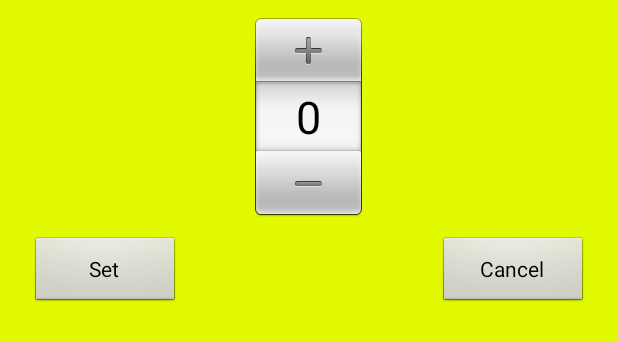
After one commit to Vilagra/MyGame, an Android app: the layout level_picker.xml on its own in the app's theme, with its tools: preview values and no code run, on a phone screen of 412 x 824 dp. The commit adds this screen. Shown: the top 341 px of the screen. Run offline under Robolectric (Android 15) with nearby library versions, the phone set to English and light mode, and no system bars.

Commit message:
added pick of level

```diff
--- a/app/src/main/java/course/labs/graphicslab/LogicOfGame.java
+++ b/app/src/main/java/course/labs/graphicslab/LogicOfGame.java
@@ -24,7 +24,6 @@ public class LogicOfGame {
     public void resetForNewGame(){
         resetForNextLevel();
         currentLevel=1;
-        speed=0;
     }
 
     public void resetForNextLevel(){
@@ -34,7 +33,10 @@ public class LogicOfGame {
     }
     public void increaseLevel(){
         currentLevel++;
-        speed+=50;
+    }
+
+    public int getSpeed() {
+        return (currentLevel-1)*50;
     }
 
     public void increaseScore(int i){
--- /dev/null
+++ b/app/src/main/res/layout/level_picker.xml
@@ -0,0 +1,35 @@
+<RelativeLayout xmlns:android="http://schemas.android.com/apk/res/android"
+    android:layout_width="fill_parent"
+    android:layout_height="fill_parent"
+    android:background="@color/yellow">
+
+    <NumberPicker
+        android:id="@+id/numberPicker1"
+        android:layout_width="wrap_content"
+        android:layout_height="wrap_content"
+        android:layout_alignParentTop="true"
+        android:layout_centerHorizontal="true"
+        android:layout_marginTop="10dp" />
+    <Button
+        android:id="@+id/button2"
+        android:layout_width="100dp"
+        android:layout_height="wrap_content"
+        android:layout_below="@+id/numberPicker1"
+        android:layout_marginRight="20dp"
+        android:layout_marginTop="12dp"
+        android:layout_marginBottom="12dp"
+        android:layout_alignParentRight="true"
+        android:text="Cancel" />
+
+    <Button
+        android:id="@+id/button1"
+        android:layout_width="100dp"
+        android:layout_height="wrap_content"
+        android:layout_marginLeft="20dp"
+        android:layout_marginTop="12dp"
+        android:layout_marginBottom="12dp"
+        android:layout_below="@id/numberPicker1"
+        android:text="Set" />
+
+
+</RelativeLayout>
--- a/app/src/main/res/layout/main.xml
+++ b/app/src/main/res/layout/main.xml
@@ -3,7 +3,7 @@
     android:id="@+id/frame"
     android:layout_width="fill_parent"
     android:layout_height="fill_parent"
-    android:background="#2196f3">
+    android:background="@color/purple">
     <ImageView
         android:layout_width="20dp"
         android:layout_height="20dp"
@@ -57,6 +57,8 @@
         android:layout_height="wrap_content"
         android:layout_below="@+id/level"
         android:layout_centerHorizontal="true"
+        android:background="@color/yellow"
         android:text="Start"
-        android:textColor="#ffffff"/>
+        android:textSize="30dp"
+        android:textColor="@color/purple"/>
 </RelativeLayout>
--- a/app/src/main/res/menu/menu.xml
+++ b/app/src/main/res/menu/menu.xml
@@ -1,6 +1,6 @@
 <?xml version="1.0" encoding="utf-8"?>
 <menu xmlns:android="http://schemas.android.com/apk/res/android" >
-    <item android:id="@+id/menu_still_mode" android:title="@string/still_mode_string"></item>
+    <item android:id="@+id/menu_still_mode" android:title="@string/chooselevel"></item>
     <item android:id="@+id/menu_single_speed" android:title="@string/single_speed_mode_string"></item>
     <item android:id="@+id/menu_random_mode" android:title="@string/random_speed_mode_string"></item>
     <item android:id="@+id/quit" android:title="@string/quit_string"></item>
--- a/app/src/main/res/values/colors.xml
+++ b/app/src/main/res/values/colors.xml
@@ -1,4 +1,5 @@
 <?xml version="1.0" encoding="utf-8"?>
 <resources>
-    <color name="yellow">#ffff00</color>
+    <color name="yellow">#E2FA00</color>
+    <color name="purple">#8805A8</color>
 </resources>
--- a/app/src/main/res/values/strings.xml
+++ b/app/src/main/res/values/strings.xml
@@ -8,4 +8,5 @@
     <string name="score">Score: </string>
     <string name="missed">Missed: </string>
     <string name="level">LEVEL: </string>
+    <string name="chooselevel">Choose level</string>
 </resources>
```
Also changed, not shown: app/src/main/java/course/labs/graphicslab/BubbleActivity.java (+63 -22 lines), 37 other files.
